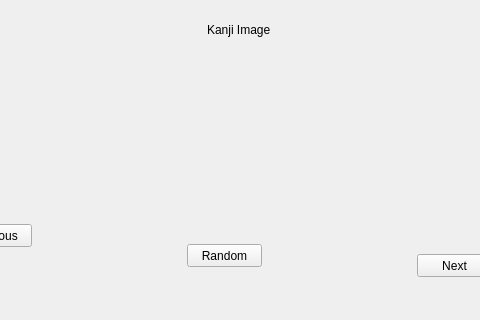
Qt form kanji-flash-cards.ui (markewe/kanji-flash-cards) before a commit; both pictures show x 93 to 573 and y 115 to 435 of the 863 by 594 pixel window.
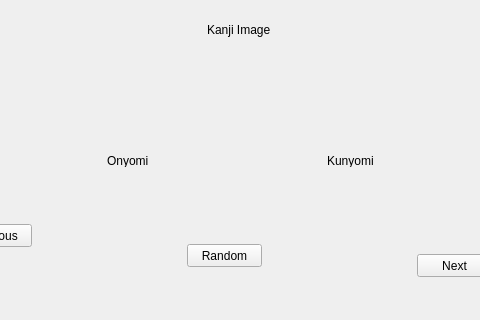
The same form after that commit.

Commit message: app uses database

```diff
--- a/kanji-flash-cards.ui
+++ b/kanji-flash-cards.ui
@@ -66,6 +66,32 @@
      <string>Kanji Image</string>
     </property>
    </widget>
+   <widget class="QLabel" name="lblOnyomi">
+    <property name="geometry">
+     <rect>
+      <x>200</x>
+      <y>250</y>
+      <width>47</width>
+      <height>13</height>
+     </rect>
+    </property>
+    <property name="text">
+     <string>Onyomi</string>
+    </property>
+   </widget>
+   <widget class="QLabel" name="lblKunyomi">
+    <property name="geometry">
+     <rect>
+      <x>420</x>
+      <y>250</y>
+      <width>47</width>
+      <height>13</height>
+     </rect>
+    </property>
+    <property name="text">
+     <string>Kunyomi</string>
+    </property>
+   </widget>
   </widget>
   <widget class="QMenuBar" name="menubar">
    <property name="geometry">
```
The commit also changes 2 other files.
